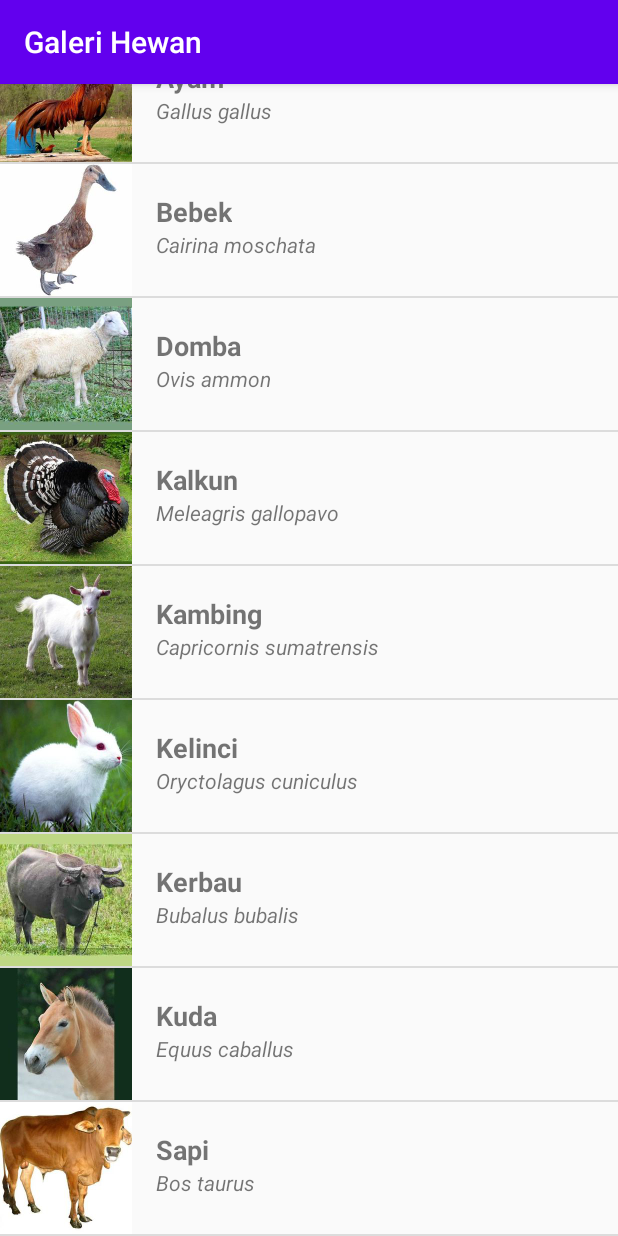
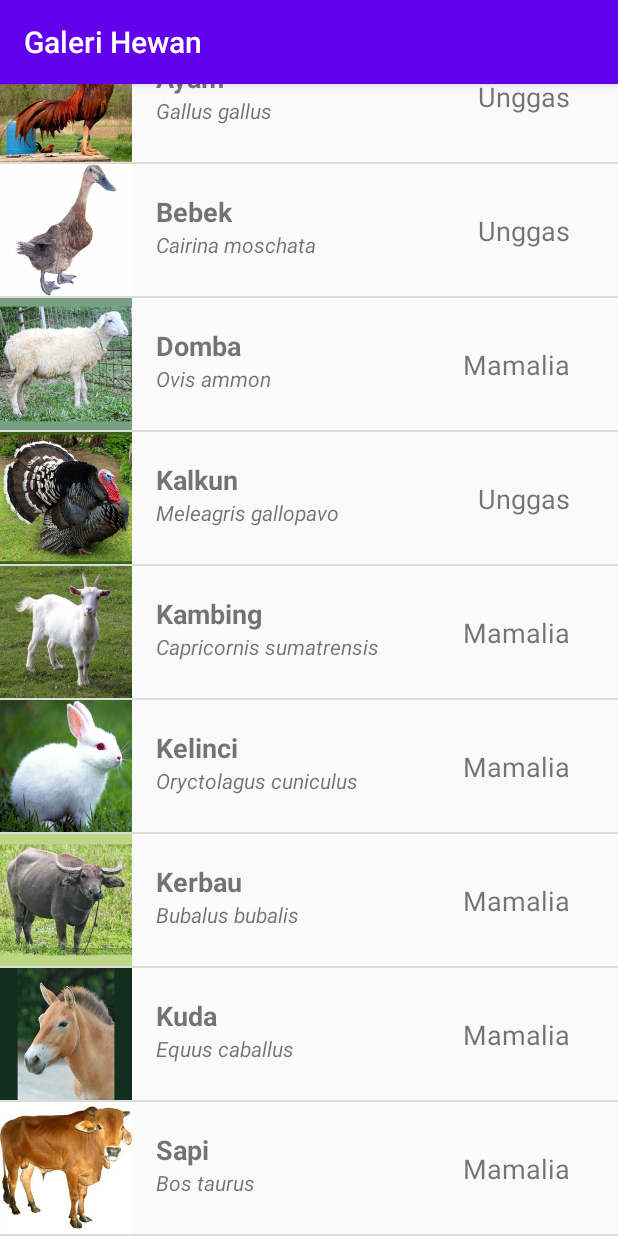
Before and after one commit to D3IF-Cool/4301-galeri-hewan-milania123, an Android app: the screen it shows after launch (MainActivity), scrolled down 125 dp, on a phone screen of 412 x 824 dp. Run offline under Robolectric (Android 15) with nearby library versions, the phone set to English and light mode, and no system bars.

```diff
--- a/app/src/main/java/Hewan.kt
+++ b/app/src/main/java/Hewan.kt
@@ -1,5 +1,6 @@
 data class Hewan (
     val name: String,
     val nameLatin: String,
-    val imageResId: Int
+    val imageResId: Int,
+    val jenis: String
 )
--- a/app/src/main/java/MainAdapter.kt
+++ b/app/src/main/java/MainAdapter.kt
@@ -12,6 +12,7 @@ class MainAdapter(private val data: List<Hewan>) :
             namaTextView.text = hewan.name
             latinTextView.text = hewan.nameLatin
             imageView.setImageResource(hewan.imageResId)
+            jenisTextView.text = hewan.jenis
         }
     }
 
--- a/app/src/main/java/org/d3ifcool/galerihewan/MainActivity.kt
+++ b/app/src/main/java/org/d3ifcool/galerihewan/MainActivity.kt
@@ -27,16 +27,16 @@ class MainActivity : AppCompatActivity() {
 
     private fun getData(): List<Hewan> {
         return listOf(
-                Hewan("Angsa", "Cygnus olor", R.drawable.angsa),
-                Hewan("Ayam", "Gallus gallus", R.drawable.ayam),
-                Hewan("Bebek", "Cairina moschata", R.drawable.bebek),
-                Hewan("Domba", "Ovis ammon", R.drawable.domba),
-                Hewan("Kalkun", "Meleagris gallopavo", R.drawable.kalkun),
-                Hewan("Kambing", "Capricornis sumatrensis", R.drawable.kambing),
-                Hewan("Kelinci", "Oryctolagus cuniculus", R.drawable.kelinci),
-                Hewan("Kerbau", "Bubalus bubalis", R.drawable.kerbau),
-                Hewan("Kuda", "Equus caballus", R.drawable.kuda),
-                Hewan("Sapi", "Bos taurus", R.drawable.sapi)
+                Hewan("Angsa", "Cygnus olor", R.drawable.angsa, "Unggas"),
+                Hewan("Ayam", "Gallus gallus", R.drawable.ayam, "Unggas"),
+                Hewan("Bebek", "Cairina moschata", R.drawable.bebek, "Unggas"),
+                Hewan("Domba", "Ovis ammon", R.drawable.domba, "Mamalia"),
+                Hewan("Kalkun", "Meleagris gallopavo", R.drawable.kalkun, "Unggas"),
+                Hewan("Kambing", "Capricornis sumatrensis", R.drawable.kambing, "Mamalia"),
+                Hewan("Kelinci", "Oryctolagus cuniculus", R.drawable.kelinci, "Mamalia"),
+                Hewan("Kerbau", "Bubalus bubalis", R.drawable.kerbau, "Mamalia"),
+                Hewan("Kuda", "Equus caballus", R.drawable.kuda, "Mamalia"),
+                Hewan("Sapi", "Bos taurus", R.drawable.sapi, "Mamalia")
         )
     }
 }
--- a/app/src/main/res/layout/list_item.xml
+++ b/app/src/main/res/layout/list_item.xml
@@ -13,7 +13,7 @@
         app:layout_constraintBottom_toBottomOf="parent"
         app:layout_constraintStart_toStartOf="parent"
         app:layout_constraintTop_toTopOf="parent"
-        tools:src="@drawable/angsa"/>
+        tools:src="@drawable/angsa" />
 
     <TextView
         android:id="@+id/namaTextView"
@@ -42,4 +42,15 @@
         android:orientation="horizontal"
         app:layout_constraintGuide_percent="0.5" />
 
+    <TextView
+        android:id="@+id/jenisTextView"
+        android:layout_width="wrap_content"
+        android:layout_height="wrap_content"
+        android:layout_marginEnd="32dp"
+        android:textSize="18sp"
+        app:layout_constraintBottom_toBottomOf="parent"
+        app:layout_constraintEnd_toEndOf="parent"
+        app:layout_constraintTop_toTopOf="parent"
+        tools:text="Unggas" />
+
 </androidx.constraintlayout.widget.ConstraintLayout>
```
